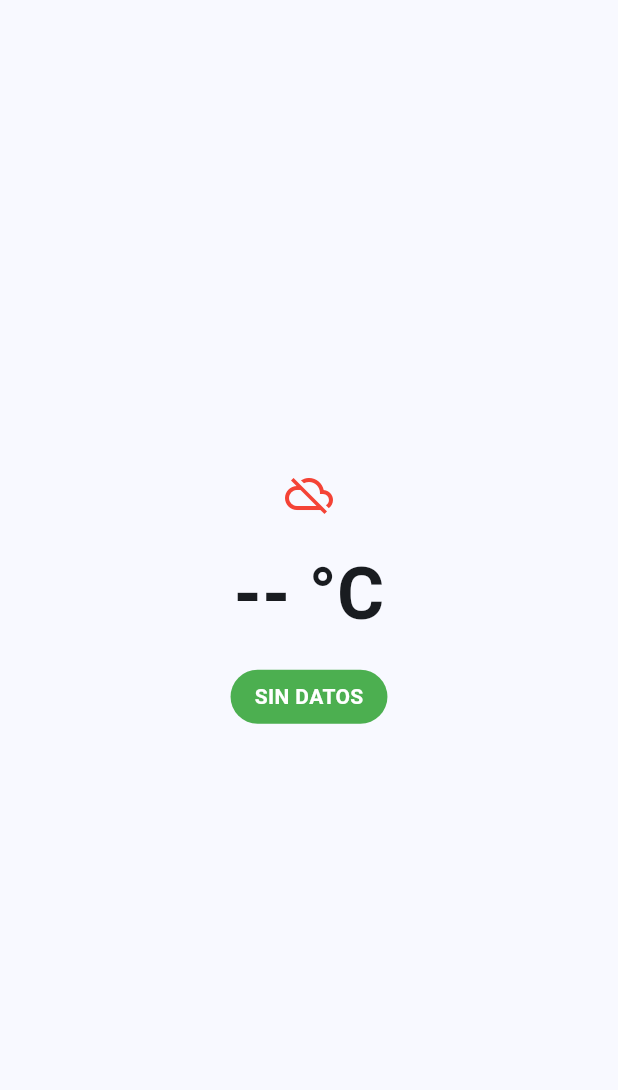
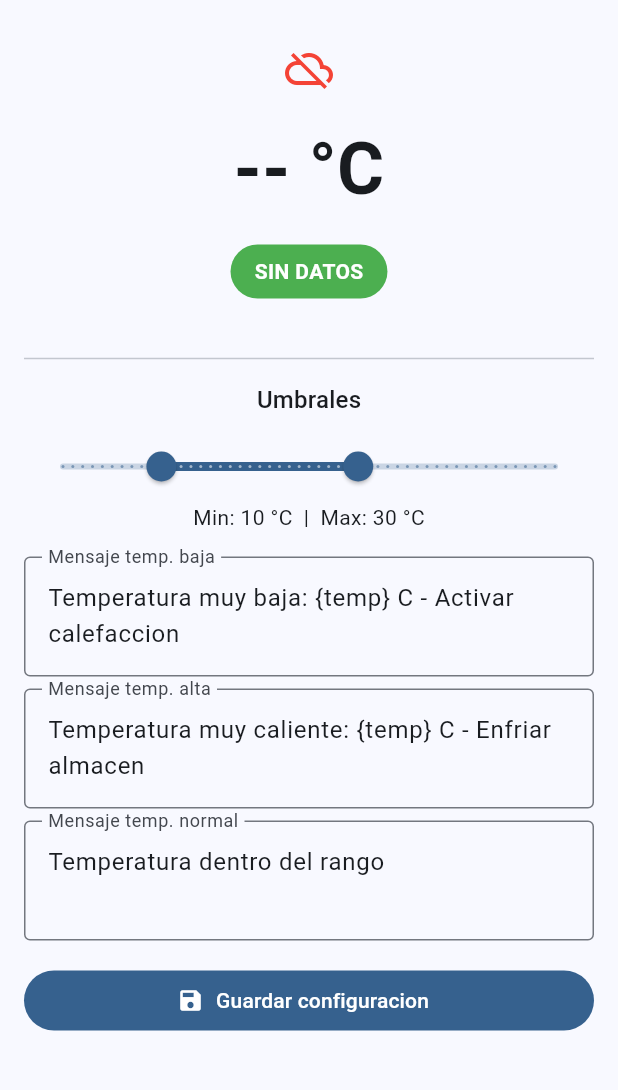
Before and after one commit to brayan-221986/sistema-alertas-temperatura, a Flutter app: the screen it shows after launch, on a phone screen of 412 x 824 dp, the part 63-1153 px from its top. Run offline on Flutter 3.47's test engine with Material 3 defaults, Android fonts, the phone set to English and light mode, and no system bars; our stand-ins replace audioplayers, flutter_local_notifications, shared_preferences; missing offline and left inert: mqtt_client.

Commit message:
Modulo 4: Umbrales configurables desde Flutter + notificaciones persistentes

```diff
--- a/flutter_app/lib/models/sensor_data.dart
+++ b/flutter_app/lib/models/sensor_data.dart
@@ -1,13 +1,15 @@
 class SensorData {
   final double temperatura;
   final String estado;
+  final String mensaje;
   final DateTime timestamp;
 
   const SensorData({
     required this.temperatura,
     required this.estado,
+    required this.mensaje,
     required this.timestamp,
   });
 
-  bool get esAlerta => estado == 'ALERTA';
+  bool get esAlerta => estado == 'ALERTA_MIN' || estado == 'ALERTA_MAX';
 }
--- a/flutter_app/lib/screens/home_screen.dart
+++ b/flutter_app/lib/screens/home_screen.dart
@@ -3,6 +3,8 @@ import 'package:flutter/material.dart';
 import '../models/sensor_data.dart';
 import '../services/mqtt_service.dart';
 import '../services/alert_sound_service.dart';
+import '../services/notification_service.dart';
+import '../services/config_service.dart';
 
 class HomeScreen extends StatefulWidget {
   const HomeScreen({super.key});
@@ -20,9 +22,19 @@ class _HomeScreenState extends State<HomeScreen> {
   );
 
   final AlertSoundService _sonido = AlertSoundService();
+  final NotificationService _notificaciones = NotificationService();
+
+  late final ConfigService _configService = ConfigService(_mqtt);
 
   SensorData? _ultimaLectura;
   bool _conectado = false;
+
+  double _rangoMin = 10.0;
+  double _rangoMax = 30.0;
+  final _ctrlMsgMin = TextEditingController();
+  final _ctrlMsgMax = TextEditingController();
+  final _ctrlMsgNormal = TextEditingController();
+  bool _guardando = false;
 
   StreamSubscription? _subDatos;
   StreamSubscription? _subConexion;
@@ -34,16 +46,45 @@ class _HomeScreenState extends State<HomeScreen> {
   }
 
   Future<void> _iniciar() async {
+    final config = await _configService.cargar();
+    _rangoMin = (config['min'] as num).toDouble();
+    _rangoMax = (config['max'] as num).toDouble();
+    _ctrlMsgMin.text = config['msg_min'] as String;
+    _ctrlMsgMax.text = config['msg_max'] as String;
+    _ctrlMsgNormal.text = config['msg_normal'] as String;
+
     _subConexion = _mqtt.estadoConexion.listen((conectado) {
       setState(() => _conectado = conectado);
     });
 
     _subDatos = _mqtt.datosSensor.listen((lectura) {
       setState(() => _ultimaLectura = lectura);
-      lectura.esAlerta ? _sonido.activar() : _sonido.detener();
+      if (lectura.esAlerta) {
+        _sonido.activar();
+        _notificaciones.mostrarAlerta('Temperatura atipica detectada', lectura.mensaje);
+      } else {
+        _sonido.detener();
+      }
     });
 
     await _mqtt.conectar();
+  }
+
+  Future<void> _guardarConfig() async {
+    setState(() => _guardando = true);
+    await _configService.guardar({
+      'min': _rangoMin,
+      'max': _rangoMax,
+      'msg_min': _ctrlMsgMin.text,
+      'msg_max': _ctrlMsgMax.text,
+      'msg_normal': _ctrlMsgNormal.text,
+    });
+    setState(() => _guardando = false);
+    if (mounted) {
+      ScaffoldMessenger.of(context).showSnackBar(
+        const SnackBar(content: Text('Configuracion enviada al sensor')),
+      );
+    }
   }
 
   @override
@@ -53,6 +94,9 @@ class _HomeScreenState extends State<HomeScreen> {
     _mqtt.desconectar();
     _mqtt.liberar();
     _sonido.liberar();
+    _ctrlMsgMin.dispose();
+    _ctrlMsgMax.dispose();
+    _ctrlMsgNormal.dispose();
     super.dispose();
   }
 
@@ -63,9 +107,9 @@ class _HomeScreenState extends State<HomeScreen> {
 
     return Scaffold(
       appBar: AppBar(title: const Text('Sistema de alertas - Temperatura')),
-      body: Center(
+      body: SingleChildScrollView(
+        padding: const EdgeInsets.all(16),
         child: Column(
-          mainAxisAlignment: MainAxisAlignment.center,
           children: [
             Icon(
               _conectado ? Icons.cloud_done : Icons.cloud_off,
@@ -89,6 +133,79 @@ class _HomeScreenState extends State<HomeScreen> {
                 style: const TextStyle(color: Colors.white, fontWeight: FontWeight.bold),
               ),
             ),
+            if (lectura != null && lectura.mensaje.isNotEmpty)
+              Padding(
+                padding: const EdgeInsets.only(top: 12),
+                child: Text(
+                  lectura.mensaje,
+                  textAlign: TextAlign.center,
+                  style: const TextStyle(fontSize: 14, fontStyle: FontStyle.italic),
+                ),
+              ),
+            const SizedBox(height: 32),
+            const Divider(),
+            const SizedBox(height: 8),
+            Text('Umbrales', style: Theme.of(context).textTheme.titleMedium),
+            const SizedBox(height: 8),
+            RangeSlider(
+              values: RangeValues(_rangoMin, _rangoMax),
+              min: 0,
+              max: 50,
+              divisions: 50,
+              labels: RangeLabels(
+                '${_rangoMin.toInt()} °C',
+                '${_rangoMax.toInt()} °C',
+              ),
+              onChanged: (valores) {
+                setState(() {
+                  _rangoMin = valores.start;
+                  _rangoMax = valores.end;
+                });
+              },
+            ),
+            Text('Min: ${_rangoMin.toInt()} °C  |  Max: ${_rangoMax.toInt()} °C'),
+            const SizedBox(height: 16),
+            TextField(
+              controller: _ctrlMsgMin,
+              decoration: const InputDecoration(
+                labelText: 'Mensaje temp. baja',
+                border: OutlineInputBorder(),
+              ),
+              maxLines: 2,
+            ),
+            const SizedBox(height: 8),
+            TextField(
+              controller: _ctrlMsgMax,
+              decoration: const InputDecoration(
+                labelText: 'Mensaje temp. alta',
+                border: OutlineInputBorder(),
+              ),
+              maxLines: 2,
+            ),
+            const SizedBox(height: 8),
+            TextField(
+              controller: _ctrlMsgNormal,
+              decoration: const InputDecoration(
+                labelText: 'Mensaje temp. normal',
+                border: OutlineInputBorder(),
+              ),
+              maxLines: 2,
+            ),
+            const SizedBox(height: 16),
+            SizedBox(
+              width: double.infinity,
+              child: FilledButton.icon(
+                onPressed: _guardando ? null : _guardarConfig,
+                icon: _guardando
+                    ? const SizedBox(
+                        width: 18,
+                        height: 18,
+                        child: CircularProgressIndicator(strokeWidth: 2),
+                      )
+                    : const Icon(Icons.save),
+                label: const Text('Guardar configuracion'),
+              ),
+            ),
           ],
         ),
       ),
--- /dev/null
+++ b/flutter_app/lib/services/config_service.dart
@@ -0,0 +1,38 @@
+import 'dart:convert';
+import 'package:shared_preferences/shared_preferences.dart';
+import 'mqtt_service.dart';
+
+class ConfigService {
+  static const String _keyMin = 'umbral_min';
+  static const String _keyMax = 'umbral_max';
+  static const String _keyMsgMin = 'msg_min';
+  static const String _keyMsgMax = 'msg_max';
+  static const String _keyMsgNormal = 'msg_normal';
+
+  final MqttService _mqtt;
+
+  ConfigService(this._mqtt);
+
+  Future<Map<String, dynamic>> cargar() async {
+    final prefs = await SharedPreferences.getInstance();
+    return {
+      'min': prefs.getDouble(_keyMin) ?? 10.0,
+      'max': prefs.getDouble(_keyMax) ?? 30.0,
+      'msg_min': prefs.getString(_keyMsgMin) ?? 'Temperatura muy baja: {temp} C - Activar calefaccion',
+      'msg_max': prefs.getString(_keyMsgMax) ?? 'Temperatura muy caliente: {temp} C - Enfriar almacen',
+      'msg_normal': prefs.getString(_keyMsgNormal) ?? 'Temperatura dentro del rango',
+    };
+  }
+
+  Future<void> guardar(Map<String, dynamic> config) async {
+    final prefs = await SharedPreferences.getInstance();
+    await prefs.setDouble(_keyMin, (config['min'] as num).toDouble());
+    await prefs.setDouble(_keyMax, (config['max'] as num).toDouble());
+    await prefs.setString(_keyMsgMin, config['msg_min'] as String);
+    await prefs.setString(_keyMsgMax, config['msg_max'] as String);
+    await prefs.setString(_keyMsgNormal, config['msg_normal'] as String);
+
+    final json = jsonEncode(config);
+    _mqtt.publicar('esp32/alertas/config', json);
+  }
+}
--- a/flutter_app/lib/services/mqtt_service.dart
+++ b/flutter_app/lib/services/mqtt_service.dart
@@ -7,6 +7,7 @@ import '../models/sensor_data.dart';
 class MqttService {
   static const String _topicoTemperatura = 'esp32/alertas/temperatura';
   static const String _topicoEstado = 'esp32/alertas/estado';
+  static const String _topicoMensaje = 'esp32/alertas/mensaje';
 
   final String host;
   final int port;
@@ -17,6 +18,7 @@ class MqttService {
 
   double? _ultimaTemperatura;
   String? _ultimoEstado;
+  String? _ultimoMensaje;
 
   final _controladorDatos = StreamController<SensorData>.broadcast();
   final _controladorConexion = StreamController<bool>.broadcast();
@@ -82,6 +84,7 @@ class MqttService {
   void _suscribirTopicos() {
     _cliente!.subscribe(_topicoTemperatura, MqttQos.atLeastOnce);
     _cliente!.subscribe(_topicoEstado, MqttQos.atLeastOnce);
+    _cliente!.subscribe(_topicoMensaje, MqttQos.atLeastOnce);
     _cliente!.updates!.listen(_alRecibirMensaje);
   }
 
@@ -94,15 +97,25 @@ class MqttService {
       _ultimaTemperatura = double.tryParse(texto);
     } else if (mensaje.topic == _topicoEstado) {
       _ultimoEstado = texto;
+    } else if (mensaje.topic == _topicoMensaje) {
+      _ultimoMensaje = texto;
     }
 
     if (_ultimaTemperatura != null && _ultimoEstado != null) {
       _controladorDatos.add(SensorData(
         temperatura: _ultimaTemperatura!,
         estado: _ultimoEstado!,
+        mensaje: _ultimoMensaje ?? '',
         timestamp: DateTime.now(),
       ));
     }
+  }
+
+  void publicar(String topico, String valor) {
+    if (_cliente == null || _cliente!.connectionStatus?.state != MqttConnectionState.connected) return;
+    final builder = MqttClientPayloadBuilder()..addString(valor);
+    _cliente!.publishMessage(topico, MqttQos.atLeastOnce, builder.payload!);
+    debugPrint('[MQTT] Publicado en $topico: $valor');
   }
 
   void desconectar() => _cliente?.disconnect();
--- /dev/null
+++ b/flutter_app/lib/services/notification_service.dart
@@ -0,0 +1,57 @@
+import 'package:flutter_local_notifications/flutter_local_notifications.dart';
+
+class NotificationService {
+  static final NotificationService _instancia = NotificationService._interno();
+  factory NotificationService() => _instancia;
+  NotificationService._interno();
+
+  final FlutterLocalNotificationsPlugin _plugin = FlutterLocalNotificationsPlugin();
+
+  static const String _idCanal = 'alertas_temperatura';
+  static const String _nombreCanal = 'Alertas de temperatura';
+  static const String _descripcionCanal = 'Avisos cuando la temperatura sale de rango';
+  static const int _idNotificacionAlerta = 1;
+
+  Future<void> iniciar() async {
+    const configuracionAndroid = AndroidInitializationSettings('@mipmap/ic_launcher');
+    const configuracion = InitializationSettings(android: configuracionAndroid);
+    await _plugin.initialize(configuracion);
+
+    const canal = AndroidNotificationChannel(
+      _idCanal,
+      _nombreCanal,
+      description: _descripcionCanal,
+      importance: Importance.high,
+    );
+
+    await _plugin
+        .resolvePlatformSpecificImplementation<AndroidFlutterLocalNotificationsPlugin>()
+        ?.createNotificationChannel(canal);
+  }
+
+  Future<void> solicitarPermiso() async {
+    await _plugin
+        .resolvePlatformSpecificImplementation<AndroidFlutterLocalNotificationsPlugin>()
+        ?.requestNotificationsPermission();
+  }
+
+  Future<void> mostrarAlerta(String titulo, String cuerpo) async {
+    const detallesAndroid = AndroidNotificationDetails(
+      _idCanal,
+      _nombreCanal,
+      channelDescription: _descripcionCanal,
+      importance: Importance.high,
+      priority: Priority.high,
+      ongoing: true,
+      onlyAlertOnce: true,
+    );
+    const detalles = NotificationDetails(android: detallesAndroid);
+
+    await _plugin.show(
+      _idNotificacionAlerta,
+      titulo,
+      cuerpo,
+      detalles,
+    );
+  }
+}
--- a/flutter_app/pubspec.yaml
+++ b/flutter_app/pubspec.yaml
@@ -11,6 +11,8 @@ dependencies:
     sdk: flutter
   mqtt_client: ^10.3.0
   audioplayers: ^6.1.0
+  flutter_local_notifications: ^18.0.0
+  shared_preferences: ^2.3.0
   cupertino_icons: ^1.0.8
 
 dev_dependencies:
```
Also changed, not shown: flutter_app/lib/main.dart (+8 -1 lines), flutter_app/pubspec.lock, 8 other files.
